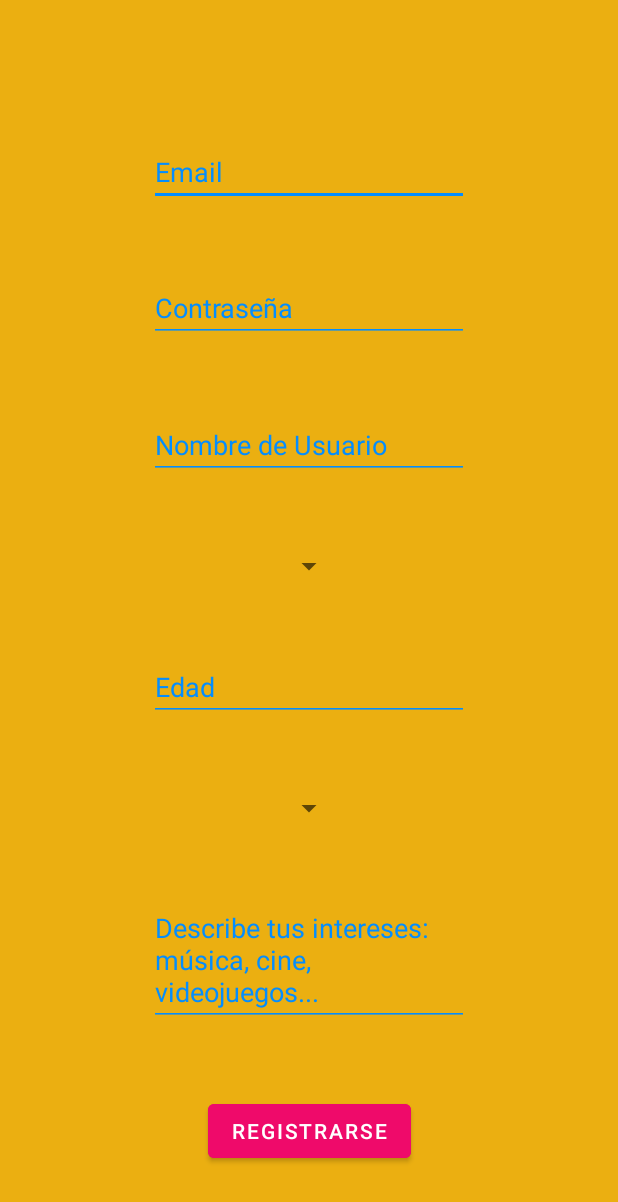
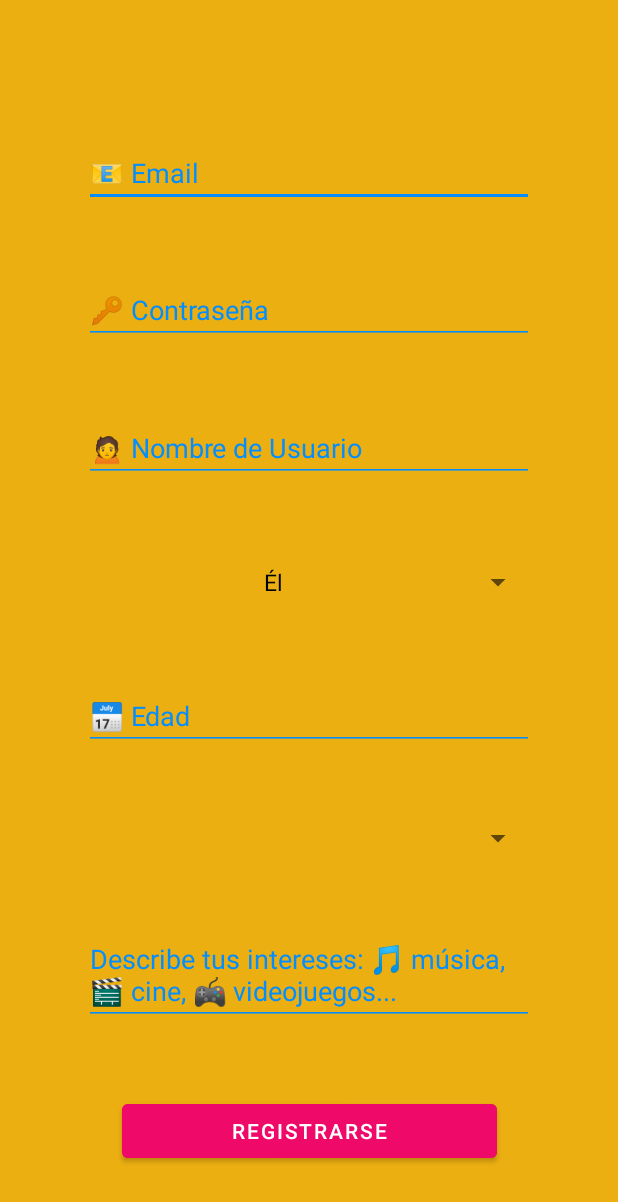
Before and after one commit to mamenArias/TFGFreeling, an Android app: the ActivityRegistro screen opened directly, with no data from a screen before it, on a phone screen of 412 x 824 dp. Shown: the top 1202 px of the screen. Run offline under Robolectric (Android 15) with nearby library versions, the light colour scheme and no system bars.

Commit message:
Ajustes pantalla registro

```diff
--- a/Freeling/app/src/main/java/com/mcariasmaarcos/freeling/ActivityRegistro.kt
+++ b/Freeling/app/src/main/java/com/mcariasmaarcos/freeling/ActivityRegistro.kt
@@ -2,10 +2,20 @@ package com.mcariasmaarcos.freeling
 
 import androidx.appcompat.app.AppCompatActivity
 import android.os.Bundle
+import android.widget.ArrayAdapter
+import com.mcariasmaarcos.freeling.databinding.ActivityRegistroBinding
 
 class ActivityRegistro : AppCompatActivity() {
+
+    val binding by lazy { ActivityRegistroBinding.inflate(layoutInflater) }
+
     override fun onCreate(savedInstanceState: Bundle?) {
         super.onCreate(savedInstanceState)
-        setContentView(R.layout.activity_registro)
+        setContentView(binding.root)
+
+        val pronombres = arrayOf("Él", "Ella", "Elle")
+        val adapter = ArrayAdapter(this, R.layout.spinner_estilo, pronombres)
+        adapter.setDropDownViewResource(R.layout.spinner_estilo)
+        binding.spinnerPronombreRegistro.adapter = adapter
     }
 }
--- a/Freeling/app/src/main/res/layout/activity_registro.xml
+++ b/Freeling/app/src/main/res/layout/activity_registro.xml
@@ -29,7 +29,7 @@
 
     <EditText
         android:id="@+id/campoUsuarioRegistro"
-        android:layout_width="wrap_content"
+        android:layout_width="300dp"
         android:layout_height="wrap_content"
         android:backgroundTint="@color/azulOscuro"
         android:ems="10"
@@ -47,7 +47,7 @@
 
     <EditText
         android:id="@+id/campoPasswRegistro"
-        android:layout_width="wrap_content"
+        android:layout_width="300dp"
         android:layout_height="wrap_content"
         android:backgroundTint="@color/azulOscuro"
         android:ems="10"
@@ -65,7 +65,7 @@
 
     <EditText
         android:id="@+id/campoNombreRegistro"
-        android:layout_width="wrap_content"
+        android:layout_width="300dp"
         android:layout_height="wrap_content"
         android:backgroundTint="@color/azulOscuro"
         android:ems="10"
@@ -83,7 +83,7 @@
 
     <Spinner
         android:id="@+id/spinnerPronombreRegistro"
-        android:layout_width="wrap_content"
+        android:layout_width="300dp"
         android:layout_height="wrap_content"
         app:layout_constraintBottom_toTopOf="@+id/campoEdadRegistro"
         app:layout_constraintEnd_toEndOf="parent"
@@ -94,7 +94,7 @@
 
     <EditText
         android:id="@+id/campoEdadRegistro"
-        android:layout_width="wrap_content"
+        android:layout_width="300dp"
         android:layout_height="wrap_content"
         android:backgroundTint="@color/azulOscuro"
         android:ems="10"
@@ -112,7 +112,7 @@
 
     <Spinner
         android:id="@+id/spinnerOrientacSexRegistro"
-        android:layout_width="wrap_content"
+        android:layout_width="300dp"
         android:layout_height="wrap_content"
         app:layout_constraintBottom_toTopOf="@+id/campoInteresesRegistro"
         app:layout_constraintEnd_toEndOf="parent"
@@ -123,7 +123,7 @@
 
     <EditText
         android:id="@+id/campoInteresesRegistro"
-        android:layout_width="wrap_content"
+        android:layout_width="300dp"
         android:layout_height="wrap_content"
         android:backgroundTint="@color/azulOscuro"
         android:ems="10"
@@ -142,7 +142,7 @@
 
     <Button
         android:id="@+id/botonRegistrarUsuario"
-        android:layout_width="wrap_content"
+        android:layout_width="250dp"
         android:layout_height="wrap_content"
         android:backgroundTint="@color/fucsia"
         android:text="@string/registro"
--- /dev/null
+++ b/Freeling/app/src/main/res/layout/spinner_estilo.xml
@@ -0,0 +1,10 @@
+<?xml version="1.0" encoding="utf-8"?>
+<TextView
+    android:layout_width="match_parent"
+    android:layout_height="wrap_content"
+    android:textSize="15sp"
+    android:textColor="@color/black"
+    android:textAlignment="center"
+    android:padding="10dp"
+    android:background="@color/naranja"
+    xmlns:android="http://schemas.android.com/apk/res/android" />
--- a/Freeling/app/src/main/res/values/strings.xml
+++ b/Freeling/app/src/main/res/values/strings.xml
@@ -1,13 +1,17 @@
 <resources>
     <string name="app_name">Freeling</string>
-    <string name="email">Email</string>
-    <string name="passw">Contraseña</string>
+    <string name="email">📧 Email</string>
+    <string name="passw">🔑 Contraseña</string>
     <string name="inicioSesion">Iniciar Sesión</string>
     <string name="registro">Registrarse</string>
     <string name="cuentaNoRegistrada">¿No tienes cuenta? ¡Regístrate!</string>
     <string name="logoApp">Logo de la App</string>
     <string name="fotoPerfil">Foto de perfil</string>
-    <string name="nombreUsuario">Nombre de Usuario</string>
-    <string name="edad">Edad</string>
-    <string name="intereses">Describe tus intereses: música, cine, videojuegos...</string>
+    <string name="nombreUsuario">🙍‍ Nombre de Usuario</string>
+    <string name="edad">📅 Edad</string>
+    <string name="intereses">Describe tus intereses: 🎵 música, 🎬 cine, 🎮 videojuegos...</string>
+    <string name="el">Él</string>
+    <string name="ella">Ella</string>
+    <string name="elle">Elle</string>
+
 </resources>
```
